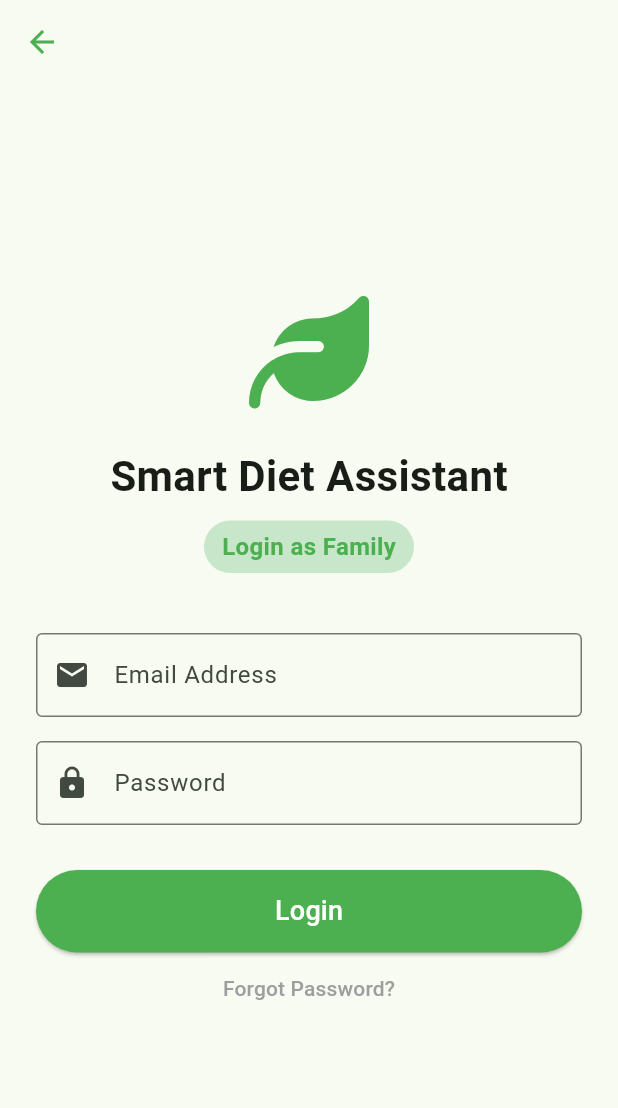
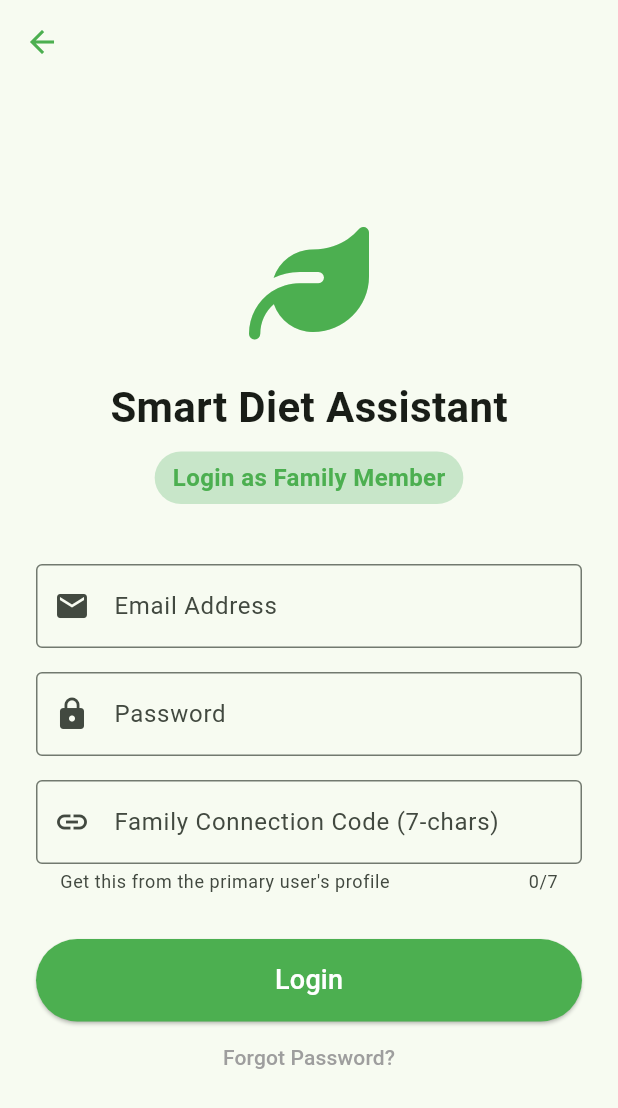
Before and after one commit to Nitezio/Smart_Diet_Assistant_for_SWE3001-1, a Flutter app: the screen it shows after launch, after a tap on "Family Member", on a phone screen of 412 x 824 dp. Shown: the top 1108 px of the screen. Run offline on Flutter 3.47's test engine with Material 3 defaults, Android fonts, the phone set to English and light mode, and no system bars; our stand-ins replace connectivity_plus, fl_chart, flutter_dotenv, font_awesome_flutter, google_generative_ai, image_picker and 4 more; accounts and stored records are empty.

Commit message:
feat: implement family connection system, rename roles, and center logo

```diff
--- a/lib/main.dart
+++ b/lib/main.dart
@@ -60,13 +60,55 @@ class SmartDietApp extends StatelessWidget {
   }
 }
 
-// --- LOGIN SCREEN (Standard User Only) ---
-class LoginScreen extends StatelessWidget {
+class LoginScreen extends StatefulWidget {
   const LoginScreen({super.key});
 
   @override
+  State<LoginScreen> createState() => _LoginScreenState();
+}
+
+class _LoginScreenState extends State<LoginScreen> {
+  final _emailController = TextEditingController();
+  final _passwordController = TextEditingController();
+  final _codeController = TextEditingController(); // 🟢 NEW: Connection Code
+
+  void _handleLogin(BuildContext context, AppState state) async {
+    final role = state.selectedRole;
+
+    if (role == 'Family Member') {
+      // 1. Logic for Family: Must have email, pass, AND the 7-char code
+      if (_emailController.text.isEmpty || _passwordController.text.isEmpty || _codeController.text.length != 7) {
+        ScaffoldMessenger.of(context).showSnackBar(
+          const SnackBar(content: Text("Please enter Email, Password, and 7-char Connection Code")),
+        );
+        return;
+      }
+
+      final success = await state.loginAsFamily(_codeController.text);
+      if (success) {
+        Navigator.pushReplacementNamed(context, '/home');
+      } else {
+        ScaffoldMessenger.of(context).showSnackBar(
+          const SnackBar(content: Text("Invalid Connection Code. Make sure the primary user has logged in.")),
+        );
+      }
+    } else {
+      // 2. Logic for Standard User/Caregiver
+      if (_emailController.text.isNotEmpty && _passwordController.text.isNotEmpty) {
+        Navigator.pushReplacementNamed(context, '/onboarding');
+      } else {
+        ScaffoldMessenger.of(context).showSnackBar(
+          const SnackBar(content: Text("Please enter Email and Password")),
+        );
+      }
+    }
+  }
+
+  @override
   Widget build(BuildContext context) {
-    final role = Provider.of<AppState>(context).selectedRole;
+    final state = Provider.of<AppState>(context);
+    final role = state.selectedRole;
+    final isFamily = role == 'Family Member';
 
     return Scaffold(
       appBar: AppBar(
@@ -80,7 +122,7 @@ class LoginScreen extends StatelessWidget {
           child: Column(
             mainAxisAlignment: MainAxisAlignment.center,
             children: [
-              FaIcon(FontAwesomeIcons.leaf, size: 80, color: Colors.green),
+              const FaIcon(FontAwesomeIcons.leaf, size: 80, color: Colors.green),
               const SizedBox(height: 20),
               const Text("Smart Diet Assistant", style: TextStyle(fontSize: 28, fontWeight: FontWeight.bold)),
 
@@ -97,6 +139,7 @@ class LoginScreen extends StatelessWidget {
               const SizedBox(height: 40),
 
               TextFormField(
+                controller: _emailController,
                 decoration: const InputDecoration(
                     labelText: "Email Address",
                     prefixIcon: Icon(Icons.email),
@@ -105,6 +148,7 @@ class LoginScreen extends StatelessWidget {
               ),
               const SizedBox(height: 16),
               TextFormField(
+                controller: _passwordController,
                 obscureText: true,
                 decoration: const InputDecoration(
                     labelText: "Password",
@@ -113,15 +157,28 @@ class LoginScreen extends StatelessWidget {
                 ),
               ),
 
+              // 🟢 NEW: FAMILY CONNECTION CODE FIELD
+              if (isFamily) ...[
+                const SizedBox(height: 16),
+                TextFormField(
+                  controller: _codeController,
+                  maxLength: 7,
+                  decoration: const InputDecoration(
+                      labelText: "Family Connection Code (7-chars)",
+                      helperText: "Get this from the primary user's profile",
+                      prefixIcon: Icon(Icons.link),
+                      border: OutlineInputBorder()
+                  ),
+                ),
+              ],
+
               const SizedBox(height: 30),
 
               SizedBox(
                 width: double.infinity,
                 height: 55,
                 child: ElevatedButton(
-                  onPressed: () {
-                    Navigator.pushReplacementNamed(context, '/onboarding');
-                  },
+                  onPressed: () => _handleLogin(context, state),
                   style: ElevatedButton.styleFrom(backgroundColor: Colors.green, foregroundColor: Colors.white),
                   child: const Text("Login", style: TextStyle(fontSize: 18)),
                 ),
--- a/lib/models/user_profile.dart
+++ b/lib/models/user_profile.dart
@@ -6,9 +6,10 @@ class UserProfile {
   double weight;
   double height;
   String activityLevel;
-  String goal; // 🟢 NEW: User's health goal (e.g., Weight Loss, Muscle Gain)
+  String goal;
   List<String> conditions;
   List<String> allergies;
+  String? connectionCode; // 🟢 NEW: 7-char alphanumeric code for linking family
 
   UserProfile({
     required this.role,
@@ -21,6 +22,7 @@ class UserProfile {
     required this.goal,
     required this.conditions,
     required this.allergies,
+    this.connectionCode,
   });
 
   factory UserProfile.fromJson(Map<String, dynamic> json) {
@@ -35,6 +37,7 @@ class UserProfile {
       goal: json['goal'] ?? 'Healthy Aging',
       conditions: List<String>.from(json['conditions'] ?? []),
       allergies: List<String>.from(json['allergies'] ?? []),
+      connectionCode: json['connectionCode'],
     );
   }
 
@@ -50,6 +53,7 @@ class UserProfile {
       'goal': goal,
       'conditions': conditions,
       'allergies': allergies,
+      'connectionCode': connectionCode,
     };
   }
 
--- a/lib/providers/app_state.dart
+++ b/lib/providers/app_state.dart
@@ -1,4 +1,5 @@
 import 'dart:convert';
+import 'dart:math';
 import 'package:flutter/material.dart';
 import 'package:shared_preferences/shared_preferences.dart';
 import 'package:intl/intl.dart';
@@ -52,7 +53,7 @@ class AppState with ChangeNotifier {
   UserProfile? _user;
   MealPlan? _currentMealPlan;
   bool _isLoading = false;
-  String _selectedRole = 'Elderly';
+  String _selectedRole = 'User'; // Default renamed from Elderly
   bool _isProfileLoaded = false;
 
   // --- PERSISTENCE DATA ---
@@ -61,7 +62,7 @@ class AppState with ChangeNotifier {
   List<String> _loggedMeals = [];
   List<MealHistoryItem> _history = [];
   List<FoodItem> _foodDatabase = [];
-  Map<String, int> _weeklyStats = {}; // 🟢 NEW: Aggregated daily calories
+  Map<String, int> _weeklyStats = {};
 
   // --- CHAT DATA ---
   List<ChatMessage> _chatHistory = [];
@@ -91,7 +92,7 @@ class AppState with ChangeNotifier {
     await _syncFromDatabase();
     await _loadDailyState();
     await _loadChatHistory();
-    await refreshStats(); // 🟢 NEW: Initial stats load
+    await refreshStats();
     _isProfileLoaded = true;
     notifyListeners();
   }
@@ -122,7 +123,8 @@ class AppState with ChangeNotifier {
     final profileData = prefs.getString('user_profile');
     if (profileData != null) {
       _user = UserProfile.fromJson(json.decode(profileData));
-      _selectedRole = _user!.role;
+      // Note: We don't overwrite _selectedRole here because the person logged in
+      // might be a Family Member viewing this profile.
     }
   }
 
@@ -147,11 +149,38 @@ class AppState with ChangeNotifier {
     }
   }
 
+  // --- 🟢 NEW: HELPERS FOR FAMILY LINKING ---
+
+  String generateConnectionCode() {
+    const chars = 'ABCDEFGHIJKLMNOPQRSTUVWXYZ0123456789';
+    return List.generate(7, (i) => chars[Random().nextInt(chars.length)]).join();
+  }
+
+  Future<bool> loginAsFamily(String code) async {
+    final prefs = await SharedPreferences.getInstance();
+    final profileData = prefs.getString('user_profile');
+    if (profileData != null) {
+      final existingUser = UserProfile.fromJson(json.decode(profileData));
+      if (existingUser.connectionCode == code.toUpperCase()) {
+        // Success: Link established
+        _user = existingUser;
+        _selectedRole = 'Family';
+        notifyListeners();
+        return true;
+      }
+    }
+    return false;
+  }
+
   // --- ACTIONS ---
 
   void setRole(String role) { _selectedRole = role; notifyListeners(); }
 
   void setUser(UserProfile profile) {
+    // If it's a primary User, generate a code if they don't have one
+    if (profile.role == 'User' || profile.role == 'Elderly') {
+      profile.connectionCode ??= generateConnectionCode();
+    }
     _user = profile;
     _saveProfile(profile);
     notifyListeners();
@@ -174,13 +203,11 @@ class AppState with ChangeNotifier {
     notifyListeners();
   }
 
-  // --- PDF EXPORT ---
   Future<void> exportMedicalReport() async {
     if (_user == null) return;
     await PdfService.generateMedicalReport(_user!, _history);
   }
 
-  // --- CHAT LOGIC ---
   Future<void> sendChatMessage(String message) async {
     if (message.trim().isEmpty || _user == null) return;
     final userMsg = ChatMessage(text: message, isUser: true, timestamp: DateTime.now());
@@ -246,7 +273,7 @@ class AppState with ChangeNotifier {
     final item = MealHistoryItem(mealType: mealType, dishName: dishName, calories: calories, timestamp: DateTime.now());
     _history.insert(0, item);
     await _db.insertHistory(item);
-    await refreshStats(); // Update aggregated stats
+    await refreshStats();
     _persistDailyState();
     notifyListeners();
   }
--- a/lib/screens/role_selection_screen.dart
+++ b/lib/screens/role_selection_screen.dart
@@ -17,7 +17,10 @@ class RoleSelectionScreen extends StatelessWidget {
             crossAxisAlignment: CrossAxisAlignment.stretch,
             children: [
               const Spacer(flex: 1),
-              const FaIcon(FontAwesomeIcons.users, size: 60, color: Colors.green),
+              // 🟢 FIXED: Centering the Logo
+              const Center(
+                child: FaIcon(FontAwesomeIcons.users, size: 60, color: Colors.green),
+              ),
               const SizedBox(height: 20),
               const Text(
                 "Welcome to\nSmart Diet Assistant",
@@ -37,12 +40,13 @@ class RoleSelectionScreen extends StatelessWidget {
               const Spacer(flex: 1),
 
               // --- MAIN ROLES (Big Buttons) ---
+              // 🟢 RENAMED: "Elderly User" to "User"
               _buildRoleButton(
                   context,
-                  "Elderly User",
+                  "User",
                   "I am using this for myself",
                   FontAwesomeIcons.personCane,
-                  "Elderly"
+                  "User"
               ),
               const SizedBox(height: 16),
               _buildRoleButton(
@@ -58,16 +62,15 @@ class RoleSelectionScreen extends StatelessWidget {
                   "Family Member",
                   "I am tracking a relative's diet",
                   FontAwesomeIcons.houseUser,
-                  "Family"
+                  "Family Member"
               ),
 
               const Spacer(flex: 2),
 
-              // --- ADMIN ROLE (Small, Bottom Center) ---
+              // --- ADMIN ROLE ---
               Center(
                 child: TextButton.icon(
                   onPressed: () {
-                    // Navigate directly to Admin Login
                     Navigator.pushNamed(context, '/admin_login');
                   },
                   icon: const Icon(Icons.admin_panel_settings, size: 16, color: Colors.grey),
@@ -90,11 +93,9 @@ class RoleSelectionScreen extends StatelessWidget {
     );
   }
 
-  // Use dynamic to allow both IconData and FaIconData at the call site
   Widget _buildRoleButton(BuildContext context, String title, String subtitle, dynamic icon, String roleKey) {
     return InkWell(
       onTap: () {
-        // Save role and go to Standard User Login
         Provider.of<AppState>(context, listen: false).setRole(roleKey);
         Navigator.pushNamed(context, '/login');
       },
```
Also changed, not shown: lib/screens/home_screen.dart (+27 -46 lines).
